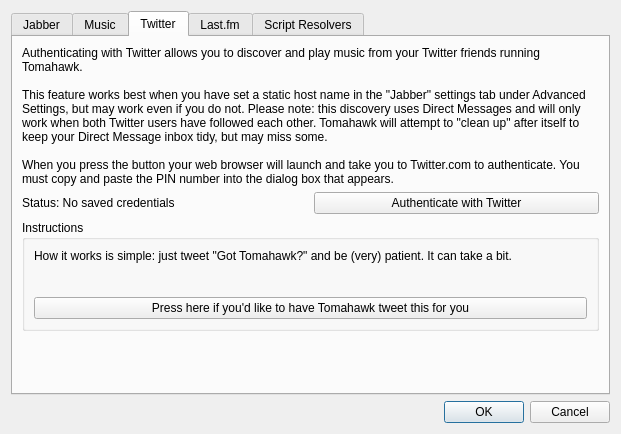
tomahawk-player/tomahawk, file src/settingsdialog.ui: the form before one commit.
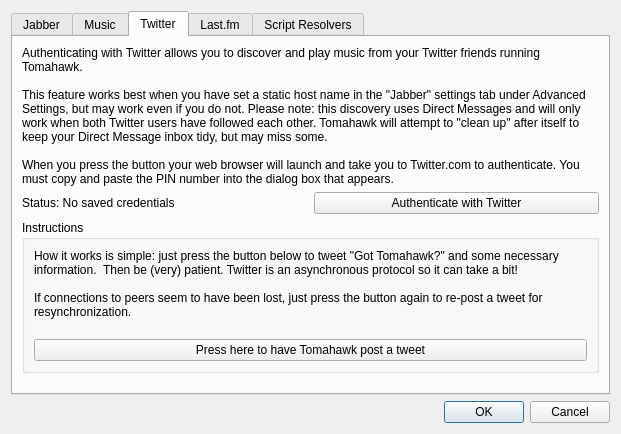
The form after the commit. The open tabs and pages were chosen to show the change. Icons and pictures are not drawn.

Commit message: Send node information in initial Got Tomahawk message

Patch:
```diff
--- a/src/settingsdialog.ui
+++ b/src/settingsdialog.ui
@@ -473,16 +473,20 @@
             <item>
              <widget class="QLabel" name="twitterInstructionsInfoLabel">
               <property name="text">
-               <string>How it works is simple: just tweet &quot;Got Tomahawk?&quot; and be (very) patient. It can take a bit.
+               <string>How it works is simple: just press the button below to tweet &quot;Got Tomahawk?&quot; and some necessary information.  Then be (very) patient. Twitter is an asynchronous protocol so it can take a bit!
 
+If connections to peers seem to have been lost, just press the button again to re-post a tweet for resynchronization.
 </string>
               </property>
+              <property name="wordWrap">
+               <bool>true</bool>
+              </property>
              </widget>
             </item>
             <item>
              <widget class="QPushButton" name="twitterTweetGotTomahawkButton">
               <property name="text">
-               <string>Press here if you'd like to have Tomahawk tweet this for you</string>
+               <string>Press here to have Tomahawk post a tweet</string>
               </property>
              </widget>
             </item>
```
The commit also changes 3 other files.
